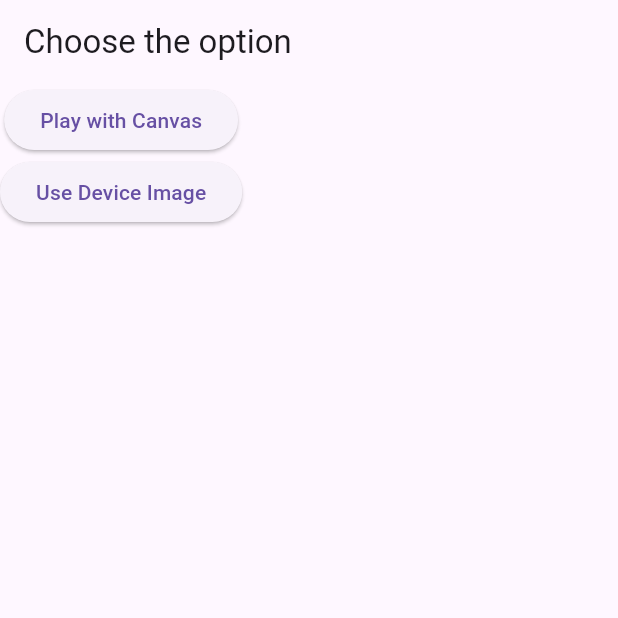
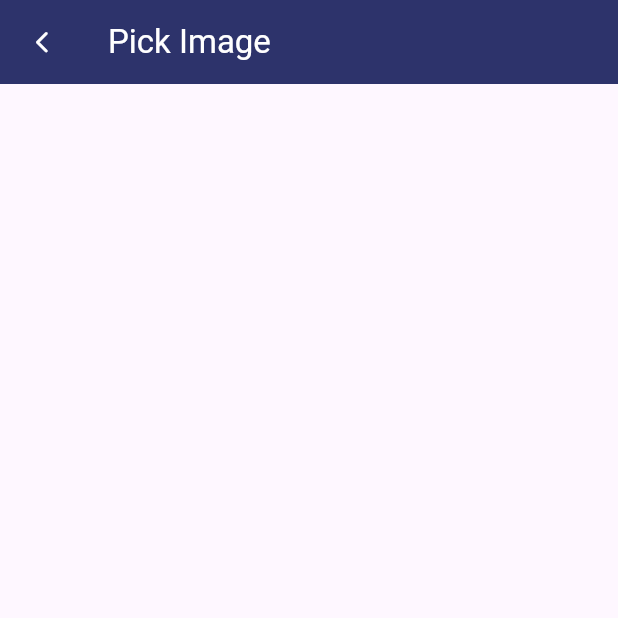
Before and after one commit to Pinkisingh13/text_recognition_app, a Flutter app: the screen it shows after launch, after a tap on "Use Device Image", on a phone screen of 412 x 824 dp, the top half of it. Run offline on Flutter 3.47's test engine with Material 3 defaults, Android fonts, the phone set to English and light mode, and no system bars; our stand-ins replace firebase_core, flutter_animate, flutter_dotenv, flutter_easyloading; accounts and stored records are empty; generated files the repository leaves out were written again.

Commit message:
modification in folder structure

```diff
--- a/lib/features/canvasview/repositories/canvas_viemodel.dart
+++ b/lib/features/canvasview/repositories/canvas_provider.dart
@@ -7,7 +7,7 @@ import 'package:flutter_dotenv/flutter_dotenv.dart';
 import 'package:flutter_easyloading/flutter_easyloading.dart';
 import 'package:http/http.dart' as http;
 
-class CanvasViewModel extends ChangeNotifier {
+class CanvasViewProvider extends ChangeNotifier {
   List<Offset?> points = [];
   String prediction = "";
   String message = "Start writing and let AI predict!";
--- a/lib/features/canvasview/view/canva_view.dart
+++ b/lib/features/canvasview/view/canva_view.dart
@@ -1,8 +1,7 @@
-import 'package:flutter/foundation.dart';
 import 'package:flutter/material.dart';
 import 'package:flutter_easyloading/flutter_easyloading.dart';
 import 'package:provider/provider.dart';
-import 'package:text_recognition_app/features/canvasview/repositories/canvas_viemodel.dart';
+import 'package:text_recognition_app/features/canvasview/repositories/canvas_provider.dart';
 import 'package:flutter_animate/flutter_animate.dart';
 
 class CanvasView extends StatelessWidget {
@@ -10,9 +9,11 @@ class CanvasView extends StatelessWidget {
 
   @override
   Widget build(BuildContext context) {
-    final canvasProvider = context.watch<CanvasViewModel>();
+    final canvasProvider = context.watch<CanvasViewProvider>();
     return Scaffold(
       appBar: AppBar(
+        automaticallyImplyLeading: false,
+        leading: IconButton(onPressed: ()=> Navigator.pop(context), icon: Icon(Icons.arrow_back_ios_new_rounded, color: Colors.white,size: 17,)),
         title: Text("Canvas", style: TextStyle(color: Colors.white)),
         backgroundColor: Color(0xff2D336B),
       ),
@@ -76,7 +77,7 @@ class ButtonWidget extends StatelessWidget {
 
   @override
   Widget build(BuildContext context) {
-    final canvasProvider = context.watch<CanvasViewModel>();
+    final canvasProvider = context.watch<CanvasViewProvider>();
     return Row(
       crossAxisAlignment: CrossAxisAlignment.center,
       mainAxisAlignment: MainAxisAlignment.center,
@@ -174,7 +175,7 @@ class CanvasBoard extends StatelessWidget {
 
   @override
   Widget build(BuildContext context) {
-    final canvasProvider = context.watch<CanvasViewModel>();
+    final canvasProvider = context.watch<CanvasViewProvider>();
     return Container(
       margin: EdgeInsets.all(20),
       decoration: BoxDecoration(
--- a/lib/features/home/view/homescreen.dart
+++ /dev/null
@@ -1,20 +0,0 @@
-import 'package:flutter/material.dart';
-
-class Homescreen extends StatelessWidget {
-  const Homescreen({super.key});
-
-  @override
-  Widget build(BuildContext context) {
-    return Scaffold(
-      appBar: AppBar(title: Text("Choose the option")),
-      body: Column(
-        children: [
-          ElevatedButton(onPressed: () {
-            Navigator.pushNamed(context, '/canvasview');
-          }, child: Text("Play with Canvas")),
-          ElevatedButton(onPressed: () {}, child: Text("Use Device Image")),
-        ],
-      ),
-    );
-  }
-}
--- /dev/null
+++ b/lib/features/home/views/homescreen.dart
@@ -0,0 +1,28 @@
+import 'package:flutter/material.dart';
+
+class Homescreen extends StatelessWidget {
+  const Homescreen({super.key});
+
+  @override
+  Widget build(BuildContext context) {
+    return Scaffold(
+      appBar: AppBar(title: Text("Choose the option")),
+      body: Column(
+        children: [
+          ElevatedButton(
+            onPressed: () {
+              Navigator.pushNamed(context, '/canvasview');
+            },
+            child: Text("Play with Canvas"),
+          ),
+          ElevatedButton(
+            onPressed: () {
+              Navigator.pushNamed(context, '/imageview');
+            },
+            child: Text("Use Device Image"),
+          ),
+        ],
+      ),
+    );
+  }
+}
--- /dev/null
+++ b/lib/features/image_picker/repositories/imageview_provider.dart
@@ -0,0 +1,7 @@
+
+
+import 'package:flutter/material.dart';
+
+class ImageviewProvider extends ChangeNotifier  {
+
+}
--- /dev/null
+++ b/lib/features/image_picker/views/imageview.dart
@@ -0,0 +1,24 @@
+import 'package:flutter/material.dart';
+
+class ImageView extends StatelessWidget {
+  const ImageView({super.key});
+
+  @override
+  Widget build(BuildContext context) {
+    return Scaffold(
+      appBar: AppBar(
+        title: Text("Pick Image", style: TextStyle(color: Colors.white)),
+        backgroundColor: Color(0xff2D336B),
+        automaticallyImplyLeading: false,
+        leading: IconButton(
+          onPressed: () => Navigator.pop(context),
+          icon: Icon(
+            Icons.arrow_back_ios_new_rounded,
+            color: Colors.white,
+            size: 17,
+          ),
+        ),
+      ),
+    );
+  }
+}
--- a/lib/main.dart
+++ b/lib/main.dart
@@ -3,16 +3,18 @@ import 'package:flutter/material.dart';
 import 'package:flutter_dotenv/flutter_dotenv.dart';
 import 'package:flutter_easyloading/flutter_easyloading.dart';
 import 'package:provider/provider.dart';
-import 'package:text_recognition_app/features/home/view/homescreen.dart';
+import 'package:text_recognition_app/features/home/views/homescreen.dart';
+import 'package:text_recognition_app/features/image_picker/repositories/imageview_provider.dart';
+import 'package:text_recognition_app/features/image_picker/views/imageview.dart';
 import 'firebase_options.dart';
-import 'features/canvasview/repositories/canvas_viemodel.dart';
+import 'features/canvasview/repositories/canvas_provider.dart';
 import 'features/canvasview/view/canva_view.dart';
 
 void main() async {
   WidgetsFlutterBinding.ensureInitialized();
 
   await Firebase.initializeApp(options: DefaultFirebaseOptions.currentPlatform);
-    await dotenv.load(fileName: ".env");
+  await dotenv.load(fileName: ".env");
   runApp(const MyApp());
 }
 
@@ -24,7 +26,8 @@ class MyApp extends StatelessWidget {
   Widget build(BuildContext context) {
     return MultiProvider(
       providers: [
-        ChangeNotifierProvider(create: (context) => CanvasViewModel()),
+        ChangeNotifierProvider(create: (context) => CanvasViewProvider()),
+        ChangeNotifierProvider(create: (context) => ImageviewProvider()),
       ],
 
       child: MaterialApp(
@@ -32,11 +35,12 @@ class MyApp extends StatelessWidget {
         initialRoute: '/',
         routes: {
           '/': (context) => Homescreen(),
-          '/canvasview': (context) => CanvasView()
+          '/canvasview': (context) => CanvasView(),
+          '/imageview': (context) => ImageView(),
         },
         title: 'Flutter Demo',
         debugShowCheckedModeBanner: false,
-        home: const Homescreen(), ),
+      ),
     );
   }
 }
```
